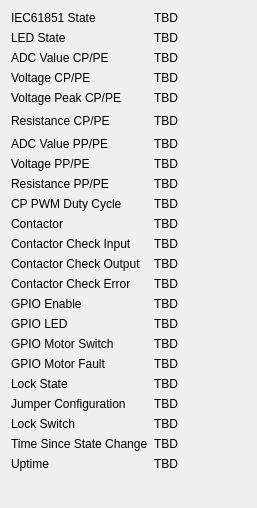
Old version of the form src/brickv/plugin_system/plugins/evse/ui/evse.ui in the repository Tinkerforge/brickv.
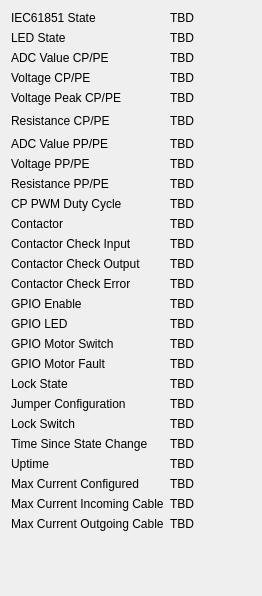
New version of the form.

Commit message: Add max charging current

What changed in the file:
```diff
--- a/src/brickv/plugin_system/plugins/evse/ui/evse.ui
+++ b/src/brickv/plugin_system/plugins/evse/ui/evse.ui
@@ -6,8 +6,8 @@
    <rect>
     <x>0</x>
     <y>0</y>
-    <width>257</width>
-    <height>508</height>
+    <width>262</width>
+    <height>596</height>
    </rect>
   </property>
   <property name="windowTitle">
@@ -351,6 +351,48 @@
        </property>
       </widget>
      </item>
+     <item row="23" column="0">
+      <widget class="QLabel" name="label_23">
+       <property name="text">
+        <string>Max Current Configured</string>
+       </property>
+      </widget>
+     </item>
+     <item row="24" column="0">
+      <widget class="QLabel" name="label_24">
+       <property name="text">
+        <string>Max Current Incoming Cable</string>
+       </property>
+      </widget>
+     </item>
+     <item row="25" column="0">
+      <widget class="QLabel" name="label_25">
+       <property name="text">
+        <string>Max Current Outgoing Cable</string>
+       </property>
+      </widget>
+     </item>
+     <item row="23" column="1">
+      <widget class="QLabel" name="label_max_current_configured">
+       <property name="text">
+        <string>TBD</string>
+       </property>
+      </widget>
+     </item>
+     <item row="24" column="1">
+      <widget class="QLabel" name="label_max_current_incoming_cable">
+       <property name="text">
+        <string>TBD</string>
+       </property>
+      </widget>
+     </item>
+     <item row="25" column="1">
+      <widget class="QLabel" name="label_max_current_outgoing_cable">
+       <property name="text">
+        <string>TBD</string>
+       </property>
+      </widget>
+     </item>
     </layout>
    </item>
    <item>
```
Left out of the diff: 14 changed lines with no effect on the pictures. The commit also changes 2 other files.
